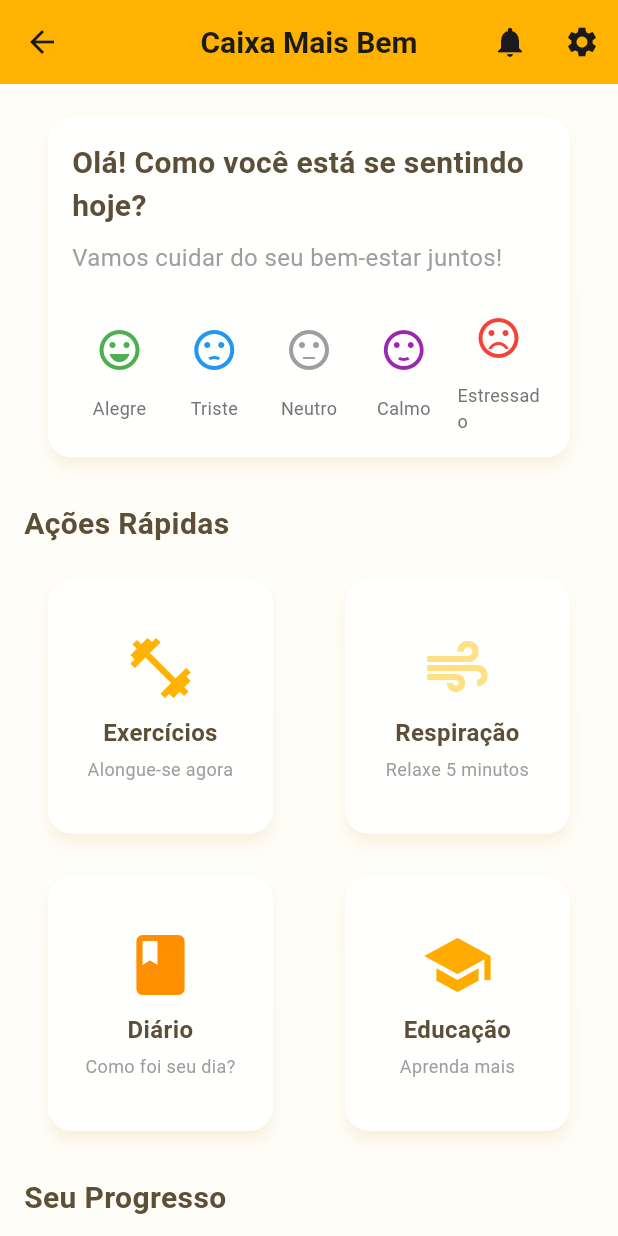
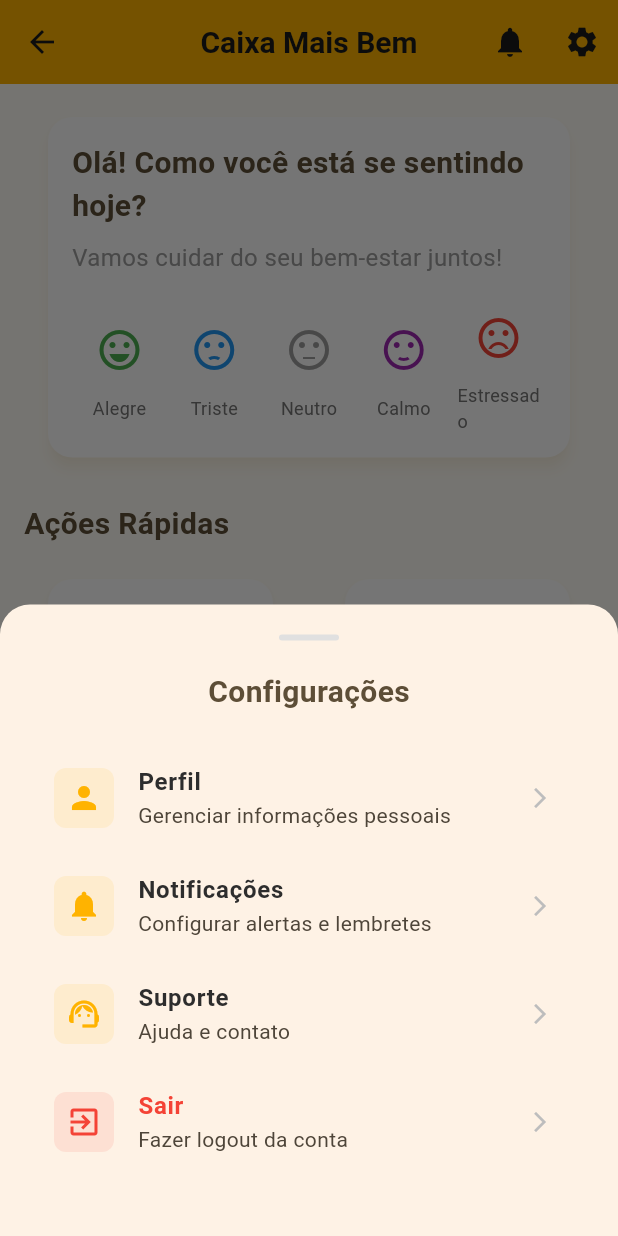
Before and after one commit to clodomilson-silva/caixa-mais-bem, a Flutter app: the HomeTab screen opened directly, after a tap on the "settings" icon, on a phone screen of 412 x 824 dp. Run offline on Flutter 3.47's test engine with Material 3 defaults, Android fonts, the phone set to English and light mode, and no system bars; our stand-ins replace cloud_firestore, device_preview, firebase_auth, firebase_core, firebase_storage, fl_chart and 3 more; accounts and stored records are empty; generated files the repository leaves out were written again.

Commit message:
feat: implement comprehensive settings menu with profile, notifications, support and logout options

```diff
--- a/lib/src/ui/screens/home/main_screen.dart
+++ b/lib/src/ui/screens/home/main_screen.dart
@@ -114,6 +114,151 @@ class _HomeTabState extends State<HomeTab> {
     );
   }
 
+  void _showSettingsMenu(BuildContext context) {
+    showModalBottomSheet(
+      context: context,
+      shape: const RoundedRectangleBorder(
+        borderRadius: BorderRadius.vertical(top: Radius.circular(20)),
+      ),
+      builder: (BuildContext context) {
+        return Container(
+          padding: const EdgeInsets.all(20),
+          child: Column(
+            mainAxisSize: MainAxisSize.min,
+            children: [
+              Container(
+                width: 40,
+                height: 4,
+                decoration: BoxDecoration(
+                  color: Colors.grey[300],
+                  borderRadius: BorderRadius.circular(2),
+                ),
+              ),
+              const SizedBox(height: 20),
+              const Text(
+                'Configurações',
+                style: TextStyle(fontSize: 20, fontWeight: FontWeight.bold),
+              ),
+              const SizedBox(height: 20),
+              _buildMenuOption(
+                context,
+                icon: Icons.person,
+                title: 'Perfil',
+                subtitle: 'Gerenciar informações pessoais',
+                onTap: () {
+                  Navigator.pop(context);
+                  // TODO: Navegar para tela de perfil
+                },
+              ),
+              _buildMenuOption(
+                context,
+                icon: Icons.notifications,
+                title: 'Notificações',
+                subtitle: 'Configurar alertas e lembretes',
+                onTap: () {
+                  Navigator.pop(context);
+                  // TODO: Navegar para configurações de notificação
+                },
+              ),
+              _buildMenuOption(
+                context,
+                icon: Icons.support_agent,
+                title: 'Suporte',
+                subtitle: 'Ajuda e contato',
+                onTap: () {
+                  Navigator.pop(context);
+                  // TODO: Navegar para tela de suporte
+                },
+              ),
+              _buildMenuOption(
+                context,
+                icon: Icons.exit_to_app,
+                title: 'Sair',
+                subtitle: 'Fazer logout da conta',
+                onTap: () {
+                  Navigator.pop(context);
+                  _showLogoutDialog(context);
+                },
+                isDestructive: true,
+              ),
+              const SizedBox(height: 20),
+            ],
+          ),
+        );
+      },
+    );
+  }
+
+  Widget _buildMenuOption(
+    BuildContext context, {
+    required IconData icon,
+    required String title,
+    required String subtitle,
+    required VoidCallback onTap,
+    bool isDestructive = false,
+  }) {
+    return ListTile(
+      leading: Container(
+        padding: const EdgeInsets.all(8),
+        decoration: BoxDecoration(
+          color: isDestructive
+              ? Colors.red.withOpacity(0.1)
+              : Theme.of(context).primaryColor.withOpacity(0.1),
+          borderRadius: BorderRadius.circular(8),
+        ),
+        child: Icon(
+          icon,
+          color: isDestructive ? Colors.red : Theme.of(context).primaryColor,
+        ),
+      ),
+      title: Text(
+        title,
+        style: TextStyle(
+          fontWeight: FontWeight.w600,
+          color: isDestructive ? Colors.red : null,
+        ),
+      ),
+      subtitle: Text(subtitle),
+      trailing: Icon(
+        Icons.arrow_forward_ios,
+        size: 16,
+        color: Colors.grey[400],
+      ),
+      onTap: onTap,
+      shape: RoundedRectangleBorder(borderRadius: BorderRadius.circular(12)),
+    );
+  }
+
+  void _showLogoutDialog(BuildContext context) {
+    showDialog(
+      context: context,
+      builder: (BuildContext context) {
+        return AlertDialog(
+          title: const Text('Confirmar Saída'),
+          content: const Text('Tem certeza que deseja sair da sua conta?'),
+          actions: [
+            TextButton(
+              onPressed: () => Navigator.pop(context),
+              child: const Text('Cancelar'),
+            ),
+            ElevatedButton(
+              onPressed: () {
+                Navigator.pop(context);
+                // TODO: Implementar logout e navegação para tela de login
+                Navigator.pushReplacementNamed(context, '/login');
+              },
+              style: ElevatedButton.styleFrom(
+                backgroundColor: Colors.red,
+                foregroundColor: Colors.white,
+              ),
+              child: const Text('Sair'),
+            ),
+          ],
+        );
+      },
+    );
+  }
+
   @override
   Widget build(BuildContext context) {
     return Scaffold(
@@ -130,7 +275,7 @@ class _HomeTabState extends State<HomeTab> {
           IconButton(
             icon: const Icon(Icons.settings),
             onPressed: () {
-              // TODO: Implementar configurações
+              _showSettingsMenu(context);
             },
           ),
         ],
```
